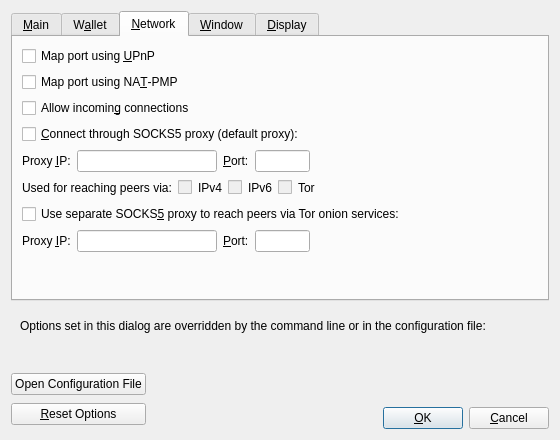
Above: src/qt/forms/optionsdialog.ui from Bitcoin-ABC/bitcoin-abc before the change. Below: the same form after it.
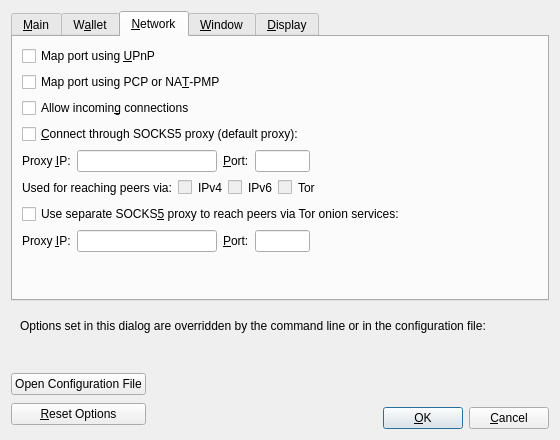
That is the form after the change. The open tabs and pages were chosen to show the change. Custom widgets are drawn as their Qt base class.

Patch:
```diff
--- a/src/qt/forms/optionsdialog.ui
+++ b/src/qt/forms/optionsdialog.ui
@@ -271,7 +271,7 @@
           <string>Automatically open the Bitcoin ABC client port on the router. This only works when your router supports NAT-PMP and it is enabled. The external port could be random.</string>
          </property>
          <property name="text">
-          <string>Map port using NA&amp;T-PMP</string>
+          <string>Map port using PCP or NA&amp;T-PMP</string>
          </property>
         </widget>
        </item>
```
Left out of the diff: 2 changed lines with no effect on the pictures.
